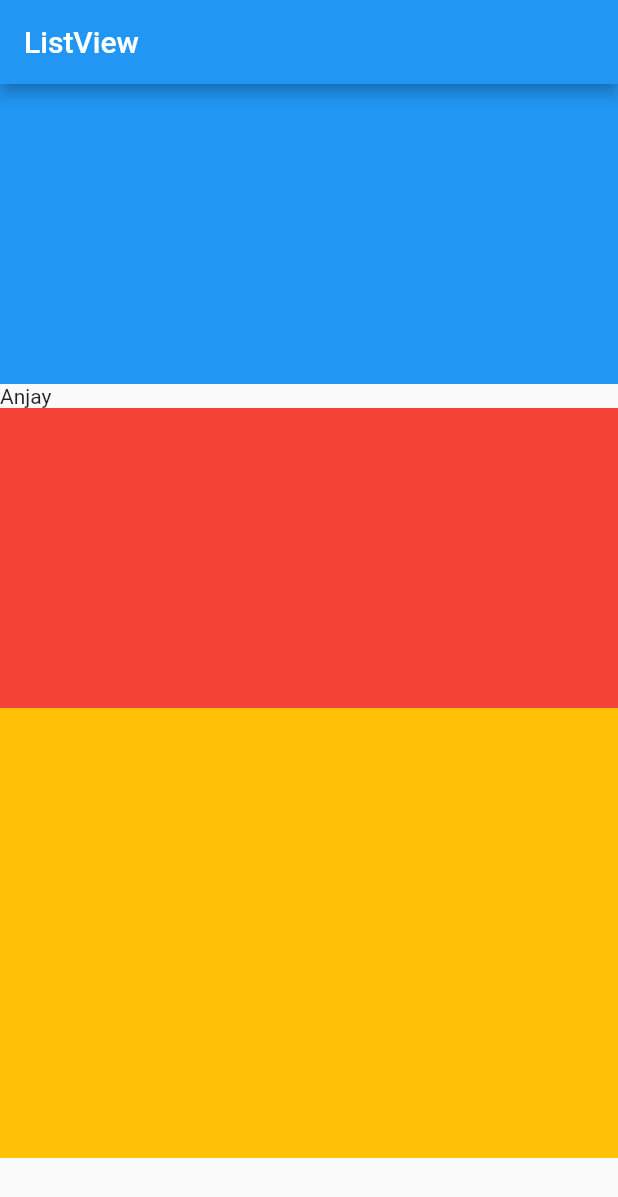
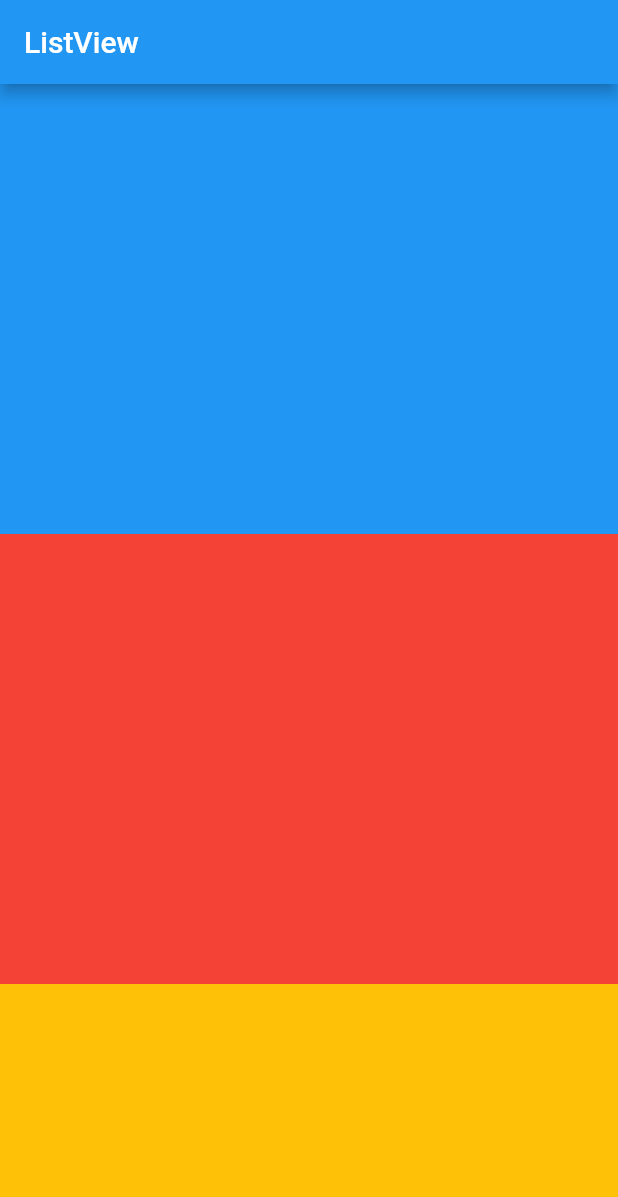
Before and after one commit to bagusrizky15/flutter-app1, a Flutter app: the screen it shows after launch, on a phone screen of 412 x 824 dp. Shown: the top 1197 px of the screen. Run offline on Flutter 3.47's test engine with Material 2 defaults, Android fonts, the phone set to English and light mode, and no system bars.

Commit message:
added builder

```diff
--- a/lib/main.dart
+++ b/lib/main.dart
@@ -5,24 +5,8 @@ void main(List<String> args) {
 }
 
 class MyApp extends StatelessWidget {
-  List<Widget> myList = [
-    Container(
-      width: 200,
-      height: 200,
-      color: Colors.blue,
-    ),
-    Text("Anjay"),
-    Container(
-      width: 200,
-      height: 200,
-      color: Colors.red,
-    ),
-    Container(
-      width: 200,
-      height: 300,
-      color: Colors.amber,
-    ),
-  ];
+  List<Color> myColor = [Colors.blue, Colors.red, Colors.amber];
+
   @override
   Widget build(BuildContext context) {
     return MaterialApp(
@@ -30,9 +14,13 @@ class MyApp extends StatelessWidget {
         appBar: AppBar(
           title: Text("ListView"),
         ),
-        body: ListView(
-          scrollDirection: Axis.vertical,
-          children: myList,
+        body: ListView.builder(
+          itemCount: 3,
+          itemBuilder: (context, index) => Container(
+            height: 300,
+            width: 300,
+            color: myColor[index],
+          ),
         ),
       ),
     );
```
